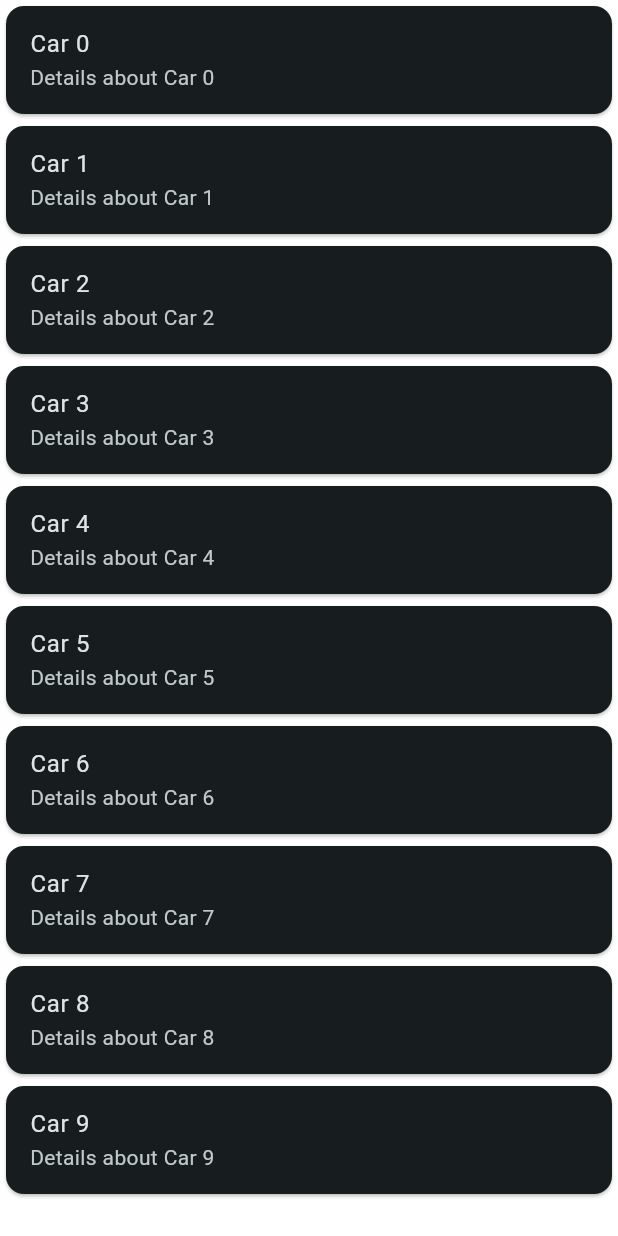
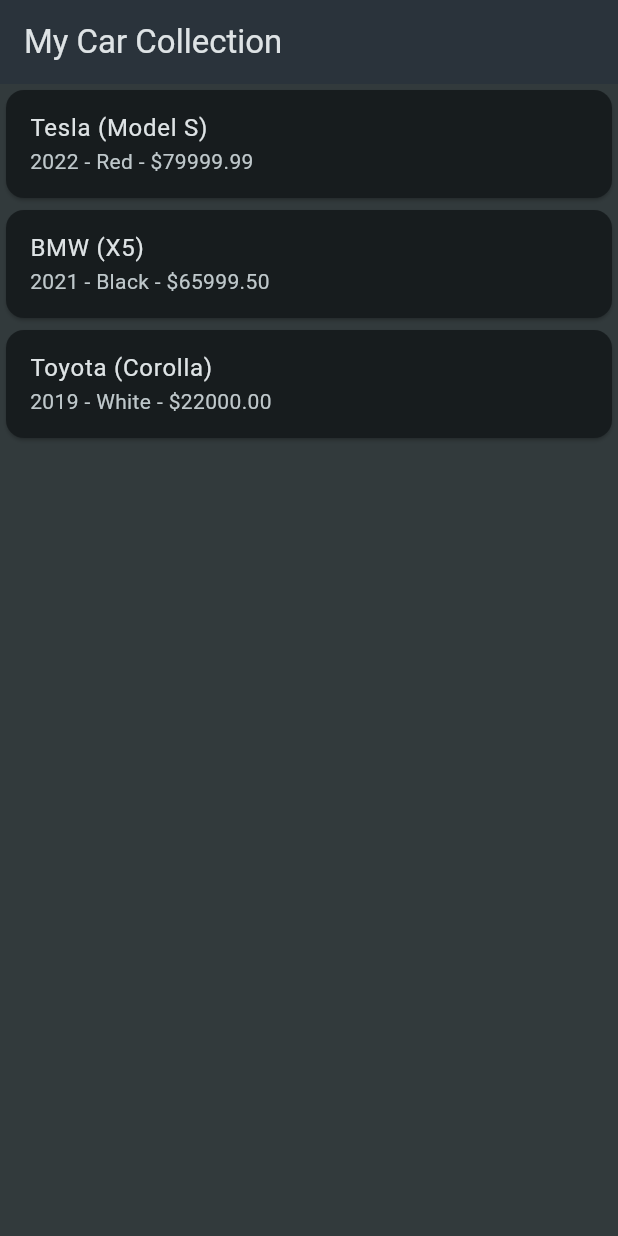
Before and after one commit to Bonitt/flutter_assignment_application, a Flutter app: the screen it shows after launch, on a phone screen of 412 x 824 dp. Run offline on Flutter 3.47's test engine with Material 3 defaults, Android fonts, the phone set to English and light mode, and no system bars.

Commit message:
dummy list for cars

```diff
--- /dev/null
+++ b/lib/data/dummy_cars.dart
@@ -0,0 +1,28 @@
+import 'package:flutter_assignment_application/models/car.dart';
+
+final List<Car> dummyCars = [
+  Car(
+    id: '1',
+    name: 'Tesla',
+    model: 'Model S',
+    year: 2022,
+    price: 79999.99,
+    colour: 'Red',
+  ),
+  Car(
+    id: '2',
+    name: 'BMW',
+    model: 'X5',
+    year: 2021,
+    price: 65999.50,
+    colour: 'Black',
+  ),
+  Car(
+    id: '3',
+    name: 'Toyota',
+    model: 'Corolla',
+    year: 2019,
+    price: 22000.00,
+    colour: 'White',
+  ),
+];
--- a/lib/widgets/cars_list.dart
+++ b/lib/widgets/cars_list.dart
@@ -1,4 +1,5 @@
 import 'package:flutter/material.dart';
+import 'package:flutter_assignment_application/data/dummy_cars.dart';
 import 'package:flutter_assignment_application/models/car.dart';
 
 class CarList extends StatefulWidget{
@@ -11,20 +12,26 @@
 
 class _CarListState extends State<CarList> {
 
-  List<Car> _cars= [];
+  List<Car> _cars= dummyCars;
 
    @override
   Widget build(BuildContext context) {
-    return ListView.builder(
-      itemCount: 10,
+    return Scaffold(
+      appBar: AppBar(title: const Text('My Car Collection')),
+      body: ListView.builder(
+        itemCount: _cars.length,
         itemBuilder: (context, index) {
+          final car = _cars[index];
           return Card(
             child: ListTile(
-            title: Text('Car $index'),
-            subtitle: Text('Details about Car $index'),
+              title: Text('${car.name} (${car.model})'),
+              subtitle: Text(
+                '${car.year} - ${car.colour} - \$${car.price.toStringAsFixed(2)}',
+              ),
             ),
           );
         },
+      ),
     );
   }
 }
```
Lines whose indentation alone changed are shown as unchanged.
